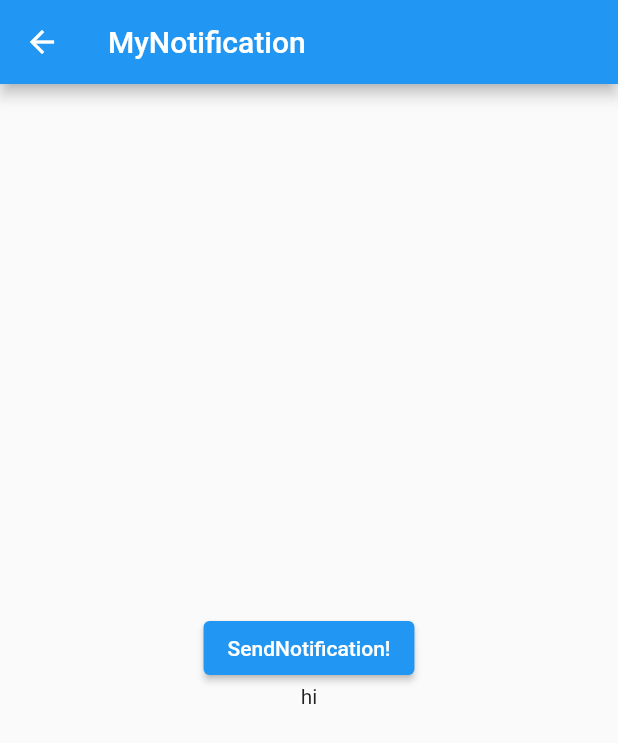
After one commit to ourCHK/flutter_learning_project, a Flutter app: the MyNotificationPage screen opened directly, after a tap on "SendNotification!", on a phone screen of 412 x 824 dp. The commit adds this screen. Shown: the top 743 px of the screen. Run offline on Flutter 3.47's test engine with Material 2 defaults, Android fonts, the phone set to English and light mode, and no system bars; missing offline and left inert: flutter_learning_sub_project.

Commit message:
新增notification学习

```diff
--- a/lib/entry_list_type.dart
+++ b/lib/entry_list_type.dart
@@ -4,6 +4,7 @@ import 'package:flutter_learning_project/page/custom_paint_page.dart';
 import 'package:flutter_learning_project/page/custom_provider_page.dart';
 import 'package:flutter_learning_project/page/inherited_widget_page.dart';
 import 'package:flutter_learning_project/page/localization_page.dart';
+import 'package:flutter_learning_project/page/notification_page.dart';
 import 'package:flutter_learning_project/page/theme_change_page.dart';
 import 'package:flutter_learning_project/page/touch_event_page.dart';
 import 'package:flutter_learning_sub_project/page/sub_page.dart';
@@ -17,6 +18,7 @@ enum EntryListType {
   customPaintTest,
   customRenderBox,
   touchEventTest,
+  notificationTest
 }
 
 extension EntryListTypeExtension on EntryListType {
@@ -42,6 +44,8 @@ extension EntryListTypeExtension on EntryListType {
         return const CustomRenderBoxPage();
       case EntryListType.touchEventTest:
         return const TouchEventPage();
+      case EntryListType.notificationTest:
+        return const MyNotificationPage();
     }
   }
 }
--- /dev/null
+++ b/lib/page/notification_page.dart
@@ -0,0 +1,54 @@
+import 'package:flutter/material.dart';
+
+class MyNotificationPage extends StatefulWidget {
+  const MyNotificationPage({super.key});
+
+
+  @override
+  State createState() {
+    return _MyNotificationState();
+  }
+
+}
+
+class _MyNotificationState extends State<MyNotificationPage> {
+
+  String _msg = "";
+
+  @override
+  Widget build(BuildContext context) {
+    return Scaffold(
+      appBar: AppBar(title: Text("MyNotification")),
+      body: NotificationListener<MyNotification>(
+        onNotification: (notification) {
+          setState(() {
+            _msg += notification.msg;
+          });
+          return true;
+        },
+        child: Center(
+          child: Column(
+            mainAxisSize: MainAxisSize.min,
+            children: [
+              Builder(
+                  builder: (context) {
+                    return ElevatedButton(
+                        onPressed: () {
+                          MyNotification("hi").dispatch(context);
+                        }, child: Text("SendNotification!"));
+                  }
+              ),
+              Text(_msg)
+            ],
+          ),
+        ),
+      ),
+    );
+  }
+}
+
+class MyNotification extends Notification {
+  MyNotification(this.msg);
+
+  final String msg;
+}
```
